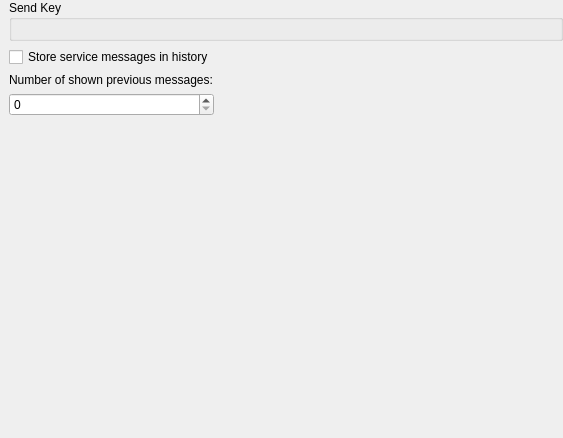
The window that src/corelayers/adiumchat/settings/chatbehavior.ui (euroelessar/qutim) describes before a commit, drawn with Qt 5.
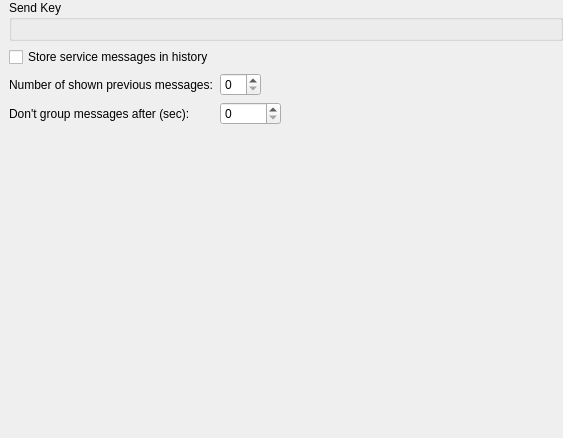
The same window after the commit.

Commit message: add time limits for message grouping

The edit to the form file:
```diff
--- a/src/corelayers/adiumchat/settings/chatbehavior.ui
+++ b/src/corelayers/adiumchat/settings/chatbehavior.ui
@@ -13,7 +13,10 @@
   <property name="windowTitle">
    <string>Form</string>
   </property>
-  <layout class="QGridLayout" name="gridLayout">
+  <layout class="QFormLayout" name="formLayout">
+   <property name="labelAlignment">
+    <set>Qt::AlignLeading|Qt::AlignLeft|Qt::AlignVCenter</set>
+   </property>
    <property name="leftMargin">
     <number>9</number>
    </property>
@@ -26,14 +29,6 @@
    <property name="bottomMargin">
     <number>0</number>
    </property>
-   <item row="0" column="0" colspan="2">
-    <widget class="QGroupBox" name="groupBox">
-     <property name="title">
-      <string>Send Key</string>
-     </property>
-     <layout class="QGridLayout" name="gridLayout_2"/>
-    </widget>
-   </item>
    <item row="1" column="0">
     <widget class="QCheckBox" name="storeBox">
      <property name="text">
@@ -51,9 +46,6 @@
      </property>
     </widget>
    </item>
-   <item row="3" column="0">
-    <widget class="QSpinBox" name="recentBox"/>
-   </item>
    <item row="4" column="0">
     <spacer name="verticalSpacer">
      <property name="orientation">
@@ -67,18 +59,64 @@
      </property>
     </spacer>
    </item>
-   <item row="3" column="1">
+   <item row="0" column="0" colspan="2">
+    <widget class="QGroupBox" name="groupBox">
+     <property name="title">
+      <string>Send Key</string>
+     </property>
+     <layout class="QGridLayout" name="gridLayout_2"/>
+    </widget>
+   </item>
+   <item row="2" column="1">
+    <layout class="QHBoxLayout" name="horizontalLayout">
+     <item>
+      <widget class="QSpinBox" name="recentBox"/>
+     </item>
+     <item>
     <spacer name="horizontalSpacer">
      <property name="orientation">
       <enum>Qt::Horizontal</enum>
      </property>
      <property name="sizeHint" stdset="0">
       <size>
-       <width>371</width>
+         <width>40</width>
        <height>20</height>
       </size>
      </property>
     </spacer>
+     </item>
+    </layout>
+   </item>
+   <item row="3" column="0">
+    <widget class="QLabel" name="label_2">
+     <property name="text">
+      <string>Don't group messages after (sec):</string>
+     </property>
+    </widget>
+   </item>
+   <item row="3" column="1">
+    <layout class="QHBoxLayout" name="horizontalLayout_2">
+     <item>
+      <widget class="QSpinBox" name="groupUntil">
+       <property name="maximum">
+        <number>10000</number>
+       </property>
+      </widget>
+     </item>
+     <item>
+      <spacer name="horizontalSpacer_2">
+       <property name="orientation">
+        <enum>Qt::Horizontal</enum>
+       </property>
+       <property name="sizeHint" stdset="0">
+        <size>
+         <width>40</width>
+         <height>20</height>
+        </size>
+       </property>
+      </spacer>
+     </item>
+    </layout>
    </item>
   </layout>
  </widget>
```
Lines whose indentation alone changed are shown as unchanged. The commit also changes 3 other files.
